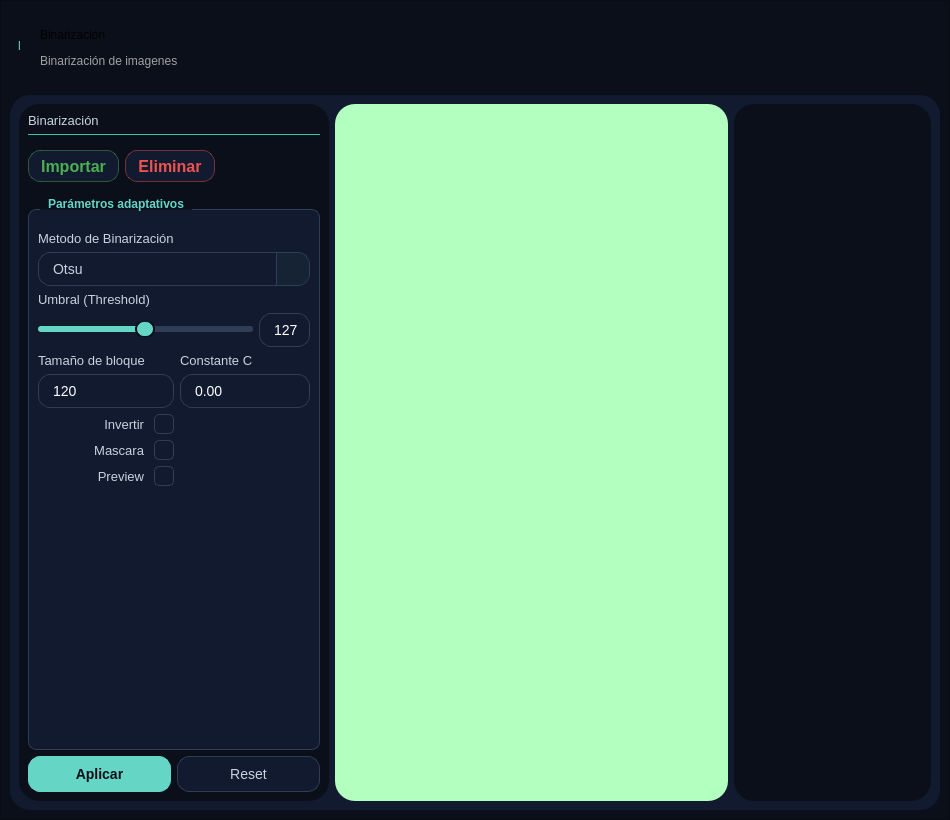
Qt form ui/pages/Tfrm_Binarizacion.ui (DemonSlayer5768/BioImageOptimizer) before a commit.
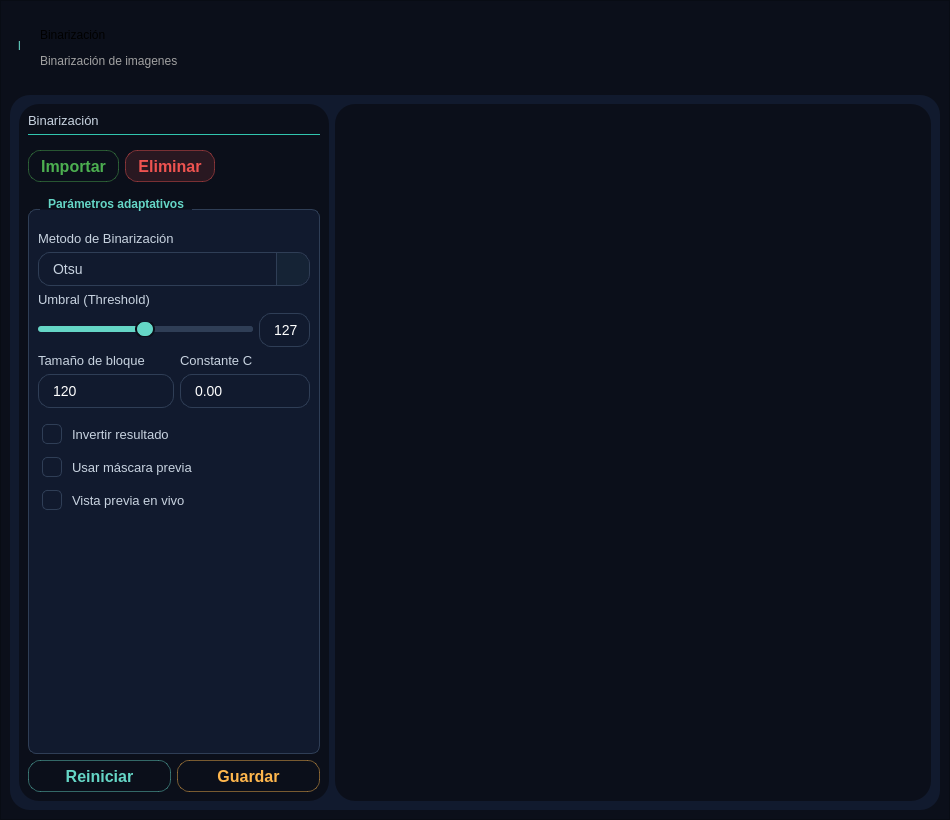
The same form after that commit. Icons and pictures are not drawn.

```diff
--- a/ui/pages/Tfrm_Binarizacion.ui
+++ b/ui/pages/Tfrm_Binarizacion.ui
@@ -133,7 +133,7 @@
         </property>
         <layout class="QVBoxLayout" name="verticalLayout_3">
          <item>
-          <layout class="QHBoxLayout" name="horizontalLayout" stretch="2,4,1">
+          <layout class="QHBoxLayout" name="horizontalLayout" stretch="9,1">
            <item>
             <widget class="QFrame" name="panel_resultados">
              <property name="styleSheet">
@@ -152,19 +152,6 @@
              </property>
             </widget>
            </item>
-           <item>
-            <widget class="QFrame" name="panel_imagenes">
-             <property name="styleSheet">
-              <string notr="true">background-color: rgb(179, 255, 192);</string>
-             </property>
-             <property name="frameShape">
-              <enum>QFrame::Shape::StyledPanel</enum>
-             </property>
-             <property name="frameShadow">
-              <enum>QFrame::Shadow::Raised</enum>
-             </property>
-            </widget>
-           </item>
            <item>
             <widget class="QFrame" name="panel_binarizacion">
              <property name="layoutDirection">
@@ -177,6 +164,11 @@
     color: #c8d3e0;
     font-family: &quot;Segoe UI&quot;, &quot;Inter&quot;, sans-serif;
     font-size: 13px;
+}
+
+
+QPushButton{
+background-color: transparent;
 }</string>
              </property>
              <property name="frameShape">
@@ -234,8 +226,15 @@
                 </property>
                 <item>
                  <widget class="QPushButton" name="btn_agregar">
+                  <property name="cursor">
+                   <cursorShape>PointingHandCursor</cursorShape>
+                  </property>
+                  <property name="layoutDirection">
+                   <enum>Qt::LayoutDirection::LeftToRight</enum>
+                  </property>
                   <property name="styleSheet">
                    <string notr="true">QPushButton#btn_agregar {
+	background-color: transparent;
     border: 1px solid rgba(76, 175, 80, 0.45);
     border-radius: 12px;
     color: #4CAF50;
@@ -262,12 +261,23 @@
                   <property name="text">
                    <string>Importar</string>
                   </property>
+                  <property name="icon">
+                   <iconset>
+                    <normaloff>../../resources/Icons/Icons_verdes/import.png</normaloff>../../resources/Icons/Icons_verdes/import.png</iconset>
+                  </property>
                  </widget>
                 </item>
                 <item>
                  <widget class="QPushButton" name="btn_eliminar">
+                  <property name="enabled">
+                   <bool>true</bool>
+                  </property>
+                  <property name="cursor">
+                   <cursorShape>PointingHandCursor</cursorShape>
+                  </property>
                   <property name="styleSheet">
                    <string notr="true">QPushButton#btn_eliminar {
+	background-color: rgba(239, 83, 80, 0.13);
     border: 1px solid rgba(239, 83, 80, 0.45);
     border-radius: 12px;
     color: #EF5350;
@@ -293,6 +303,10 @@
                   <property name="text">
                    <string>Eliminar</string>
                   </property>
+                  <property name="icon">
+                   <iconset>
+                    <normaloff>../../resources/Icons/Icons_rojos/delete.png</normaloff>../../resources/Icons/Icons_rojos/delete.png</iconset>
+                  </property>
                  </widget>
                 </item>
                 <item>
@@ -312,6 +326,9 @@
               </item>
               <item>
                <widget class="QGroupBox" name="gb_parametros">
+                <property name="cursor">
+                 <cursorShape>PointingHandCursor</cursorShape>
+                </property>
                 <property name="styleSheet">
                  <string notr="true">/* ===== GroupBox ===== */
 QGroupBox {
@@ -380,9 +397,9 @@
     height: 18px;
     border: 1px solid #2f3e56;
     border-radius: 5px;
-    background-color: #111a2e;
 }
 
+
 QCheckBox:hover {
     color: #65D6C6;
 }
@@ -390,12 +407,13 @@
 
 QCheckBox::indicator:hover {
     border: 1px solid #65D6C6;
-    background-color: #16223a;
 }
 
 QCheckBox::indicator:checked {
-    background-color: #65D6C6;
     border: 1px solid #65D6C6;
+	 image: url(&quot;D:/Git/BioImageOptimizer/resources/Icons/Icons_aqua/verify.png&quot;);
+    width: 15px;
+    height: 15px;
 }
 
 QCheckBox::indicator:disabled {
@@ -411,19 +429,13 @@
                 <property name="title">
                  <string>Parámetros adaptativos</string>
                 </property>
-                <layout class="QGridLayout" name="gridLayout" rowstretch="0,0,0,0,0,0,0,0,0,0,0,0" columnstretch="0,0,0" columnminimumwidth="0,0,0">
-                 <item row="9" column="0">
-                  <spacer name="verticalSpacer">
-                   <property name="orientation">
-                    <enum>Qt::Orientation::Vertical</enum>
+                <layout class="QGridLayout" name="gridLayout" rowstretch="0,0,0,0,0,0,0,0" columnstretch="0,0,0" columnminimumwidth="0,0,0">
+                 <item row="4" column="1">
+                  <widget class="QLabel" name="label_3">
+                   <property name="text">
+                    <string>Constante C</string>
                    </property>
-                   <property name="sizeHint" stdset="0">
-                    <size>
-                     <width>20</width>
-                     <height>40</height>
-                    </size>
-                   </property>
-                  </spacer>
+                  </widget>
                  </item>
                  <item row="1" column="0" colspan="3">
                   <widget class="QComboBox" name="cmb_metodo">
@@ -465,13 +477,13 @@
     background-color: rgba(101, 214, 198, 0.05);
 }
 QComboBox::down-arrow {
-    image: url(&quot;D:/Git/BioImageOptimizer/resources/Icons/Icons_Verdes/chevron_down.png&quot;);
+    image: url(&quot;D:/Git/BioImageOptimizer/resources/Icons/Icons_aqua/chevron_down.png&quot;);
     width: 16px;
     height: 16px;
 }
 
 QComboBox::down-arrow:on {
-    image: url(&quot;D:/Git/BioImageOptimizer/resources/Icons/Icons_Verdes/chevron_down.png&quot;);
+    image: url(&quot;D:/Git/BioImageOptimizer/resources/Icons/Icons_aqua/chevron_down.png&quot;);
 }
 
 QComboBox::down-arrow:disabled {
@@ -526,8 +538,8 @@
                    </item>
                   </widget>
                  </item>
-                 <item row="3" column="2">
-                  <widget class="QSpinBox" name="spin_umbral">
+                 <item row="5" column="0">
+                  <widget class="QSpinBox" name="spin_tamano_bloque">
                    <property name="layoutDirection">
                     <enum>Qt::LayoutDirection::LeftToRight</enum>
                    </property>
@@ -544,7 +556,7 @@
                     <number>255</number>
                    </property>
                    <property name="value">
-                    <number>127</number>
+                    <number>120</number>
                    </property>
                   </widget>
                  </item>
@@ -597,35 +609,121 @@
                    </property>
                   </widget>
                  </item>
-                 <item row="2" column="0" colspan="2">
-                  <widget class="QLabel" name="lb_parametros">
-                   <property name="text">
-                    <string>Umbral (Threshold)</string>
+                 <item row="6" column="0" colspan="3">
+                  <layout class="QVBoxLayout" name="verticalLayout_opciones">
+                   <property name="spacing">
+                    <number>5</number>
                    </property>
-                  </widget>
-                 </item>
-                 <item row="8" column="0">
-                  <widget class="QCheckBox" name="chk_preview">
-                   <property name="enabled">
-                    <bool>true</bool>
+                   <property name="leftMargin">
+                    <number>4</number>
                    </property>
-                   <property name="layoutDirection">
-                    <enum>Qt::LayoutDirection::RightToLeft</enum>
+                   <property name="topMargin">
+                    <number>6</number>
                    </property>
-                   <property name="styleSheet">
-                    <string notr="true"/>
+                   <property name="rightMargin">
+                    <number>4</number>
                    </property>
-                   <property name="text">
-                    <string>Preview</string>
+                   <property name="bottomMargin">
+                    <number>6</number>
                    </property>
-                  </widget>
+                   <item>
+                    <widget class="QCheckBox" name="chk_invertir">
+                     <property name="enabled">
+                      <bool>true</bool>
+                     </property>
+                     <property name="minimumSize">
+                      <size>
+                       <width>0</width>
+                       <height>28</height>
+                      </size>
+                     </property>
+                     <property name="cursor">
+                      <cursorShape>PointingHandCursor</cursorShape>
+                     </property>
+                     <property name="layoutDirection">
+                      <enum>Qt::LayoutDirection::LeftToRight</enum>
+                     </property>
+                     <property name="styleSheet">
+                      <string notr="true"/>
+                     </property>
+                     <property name="text">
+                      <string>Invertir resultado</string>
+                     </property>
+                     <property name="checked">
+                      <bool>false</bool>
+                     </property>
+                    </widget>
+                   </item>
+                   <item>
+                    <widget class="QCheckBox" name="chk_mascara">
+                     <property name="enabled">
+                      <bool>true</bool>
+                     </property>
+                     <property name="minimumSize">
+                      <size>
+                       <width>0</width>
+                       <height>28</height>
+                      </size>
+                     </property>
+                     <property name="cursor">
+                      <cursorShape>PointingHandCursor</cursorShape>
+                     </property>
+                     <property name="layoutDirection">
+                      <enum>Qt::LayoutDirection::LeftToRight</enum>
+                     </property>
+                     <property name="styleSheet">
+                      <string notr="true"/>
+                     </property>
+                     <property name="text">
+                      <string>Usar máscara previa</string>
+                     </property>
+                     <property name="checked">
+                      <bool>false</bool>
+                     </property>
+                    </widget>
+                   </item>
+                   <item>
+                    <widget class="QCheckBox" name="chk_preview">
+                     <property name="enabled">
+                      <bool>true</bool>
+                     </property>
+                     <property name="minimumSize">
+                      <size>
+                       <width>0</width>
+                       <height>28</height>
+                      </size>
+                     </property>
+                     <property name="cursor">
+                      <cursorShape>PointingHandCursor</cursorShape>
+                     </property>
+                     <property name="layoutDirection">
+                      <enum>Qt::LayoutDirection::LeftToRight</enum>
+                     </property>
+                     <property name="styleSheet">
+                      <string notr="true"/>
+                     </property>
+                     <property name="text">
+                      <string>Vista previa en vivo</string>
+                     </property>
+                     <property name="checked">
+                      <bool>true</bool>
+                     </property>
+                    </widget>
+                   </item>
+                  </layout>
                  </item>
-                 <item row="4" column="1">
-                  <widget class="QLabel" name="label_3">
-                   <property name="text">
-                    <string>Constante C</string>
+                 <item row="7" column="0">
+                  <spacer name="verticalSpacer">
+                   <property name="orientation">
+                    <enum>Qt::Orientation::Vertical</enum>
                    </property>
-                  </widget>
+                   <property name="sizeHint" stdset="0">
+                    <size>
+                     <width>20</width>
+                     <height>40</height>
+                    </size>
+                   </property>
+                  </spacer>
                  </item>
                  <item row="0" column="0">
                   <widget class="QLabel" name="label">
@@ -634,6 +732,35 @@
                    </property>
                   </widget>
                  </item>
+                 <item row="2" column="0" colspan="2">
+                  <widget class="QLabel" name="lb_parametros">
+                   <property name="text">
+                    <string>Umbral (Threshold)</string>
+                   </property>
+                  </widget>
+                 </item>
+                 <item row="3" column="2">
+                  <widget class="QSpinBox" name="spin_umbral">
+                   <property name="layoutDirection">
+                    <enum>Qt::LayoutDirection::LeftToRight</enum>
+                   </property>
+                   <property name="styleSheet">
+                    <string notr="true"/>
+                   </property>
+                   <property name="readOnly">
+                    <bool>false</bool>
+                   </property>
+                   <property name="buttonSymbols">
+                    <enum>QAbstractSpinBox::ButtonSymbols::NoButtons</enum>
+                   </property>
+                   <property name="maximum">
+                    <number>255</number>
+                   </property>
+                   <property name="value">
+                    <number>127</number>
+                   </property>
+                  </widget>
+                 </item>
                  <item row="5" column="1" colspan="2">
                   <widget class="QDoubleSpinBox" name="doubleSpinBox">
                    <property name="buttonSymbols">
@@ -648,148 +775,88 @@
                    </property>
                   </widget>
                  </item>
-                 <item row="6" column="0">
-                  <widget class="QCheckBox" name="chk_invertir">
-                   <property name="enabled">
-                    <bool>true</bool>
-                   </property>
-                   <property name="cursor">
-                    <cursorShape>PointingHandCursor</cursorShape>
-                   </property>
-                   <property name="layoutDirection">
-                    <enum>Qt::LayoutDirection::RightToLeft</enum>
-                   </property>
-                   <property name="styleSheet">
-                    <string notr="true"/>
-                   </property>
-                   <property name="text">
-                    <string>Invertir</string>
-                   </property>
-                  </widget>
-                 </item>
-                 <item row="5" column="0">
-                  <widget class="QSpinBox" name="spin_tamano_bloque">
-                   <property name="layoutDirection">
-                    <enum>Qt::LayoutDirection::LeftToRight</enum>
-                   </property>
-                   <property name="styleSheet">
-                    <string notr="true"/>
-                   </property>
-                   <property name="readOnly">
-                    <bool>false</bool>
-                   </property>
-                   <property name="buttonSymbols">
-                    <enum>QAbstractSpinBox::ButtonSymbols::NoButtons</enum>
-                   </property>
-                   <property name="maximum">
-                    <number>255</number>
-                   </property>
-                   <property name="value">
-                    <number>120</number>
-                   </property>
-                  </widget>
-                 </item>
-                 <item row="7" column="0">
-                  <widget class="QCheckBox" name="chk_mascara">
-                   <property name="enabled">
-                    <bool>true</bool>
-                   </property>
-                   <property name="layoutDirection">
-                    <enum>Qt::LayoutDirection::RightToLeft</enum>
-                   </property>
-                   <property name="styleSheet">
-                    <string notr="true"/>
-                   </property>
-                   <property name="text">
-                    <string>Mascara</string>
-                   </property>
-                  </widget>
-                 </item>
                 </layout>
                </widget>
               </item>
               <item>
                <layout class="QHBoxLayout" name="horizontalLayout_2">
-                <item>
-                 <widget class="QPushButton" name="btn_aplicar">
-                  <property name="cursor">
-                   <cursorShape>PointingHandCursor</cursorShape>
-                  </property>
-                  <property name="styleSheet">
-                   <string notr="true">QPushButton {
-    background-color: #65D6C6;
-
-    border: 1px solid #65D6C6;
-    border-radius: 12px;
-
-    color: #0b0f1a;
-
-    font-size: 14px;
-    font-weight: 600;
-
-    padding: 9px 16px;
-}
-
-QPushButton:hover {
-    background-color: #8BE5D8;
-    border: 1px solid #8BE5D8;
-}
-
-QPushButton:pressed {
-    background-color: #45BFAF;
-    border: 1px solid #45BFAF;
-}
-
-QPushButton:disabled {
-    background-color: #1b2a41;
-    border: 1px solid #2f3e56;
-    color: #64748b;
-}</string>
-                  </property>
-                  <property name="text">
-                   <string>Aplicar</string>
-                  </property>
-                 </widget>
-                </item>
                 <item>
                  <widget class="QPushButton" name="btn_reset">
                   <property name="cursor">
                    <cursorShape>PointingHandCursor</cursorShape>
                   </property>
                   <property name="styleSheet">
-                   <string notr="true">QPushButton {
-    background-color: #111a2e;
-
-    border: 1px solid #2f3e56;
+                   <string notr="true">QPushButton#btn_reset {
+	background-color: transparent;
+    border: 1px solid rgba(101, 214, 198, 0.45);
     border-radius: 12px;
-
-    color: #c8d3e0;
-
-    font-size: 14px;
-    font-weight: 400;
-
-    padding: 9px 16px;
-}
-
-QPushButton:hover {
-    background-color: #1b2a41;
-    border: 1px solid #3a506b;
     color: #65D6C6;
+    font-size: 16px;
+    font-weight: 500;
+    padding: 4px 12px;
+    min-height: 22px;
 }
-
-QPushButton:pressed {
-    background-color: #16223a;
+QPushButton#btn_reset:hover {
+    background-color: rgba(101, 214, 198, 0.45);
     border: 1px solid #65D6C6;
 }
-
-QPushButton:disabled {
-    background-color: #0d1422;
-    border: 1px solid #1e2a3d;
-    color: #4a5a70;
+QPushButton#btn_reset:pressed {
+    background-color: #65D6C6;
+    color: #ffffff;
+}
+QPushButton#btn_reset:disabled {
+    background-color: rgba(47, 62, 86, 0.35);
+    border: 1px solid rgba(47, 62, 86, 0.6);
+    color: #64748b;
 }</string>
                   </property>
                   <property name="text">
-                   <string>Reset</string>
+                   <string>Reiniciar</string>
+                  </property>
+                  <property name="icon">
+                   <iconset>
+                    <normaloff>../../resources/Icons/Icons_aqua/reset.png</normaloff>../../resources/Icons/Icons_aqua/reset.png</iconset>
+                  </property>
+                 </widget>
+                </item>
+                <item>
+                 <widget class="QPushButton" name="btn_guardar">
+                  <property name="enabled">
+                   <bool>true</bool>
+                  </property>
+                  <property name="cursor">
+                   <cursorShape>PointingHandCursor</cursorShape>
+                  </property>
+                  <property name="styleSheet">
+                   <string notr="true">QPushButton#btn_guardar{
+    border: 1px solid rgba(255, 183, 77, 0.45);
+    border-radius: 12px;
+    color: #FFB74D;
+    font-size: 16px;
+    font-weight: 500;
+    padding: 4px 12px;
+    min-height: 22px;
+}
+QPushButton#btn_guardar:hover {
+    background-color: rgba(255, 183, 77, 0.25);
+    border: 1px solid #FFB74D;
+}
+QPushButton#btn_guardar:pressed {
+    background-color: #F57C00;
+    color: #ffffff;
+}
+QPushButton#btn_guardar:disabled {
+    background-color: rgba(47, 62, 86, 0.35);
+    border: 1px solid rgba(47, 62, 86, 0.6);
+    color: #64748b;
+}</string>
+                  </property>
+                  <property name="text">
+                   <string>Guardar</string>
+                  </property>
+                  <property name="icon">
+                   <iconset>
+                    <normaloff>../../resources/Icons/Icons_amarillos/saved.png</normaloff>../../resources/Icons/Icons_amarillos/saved.png</iconset>
                   </property>
                  </widget>
                 </item>
```
